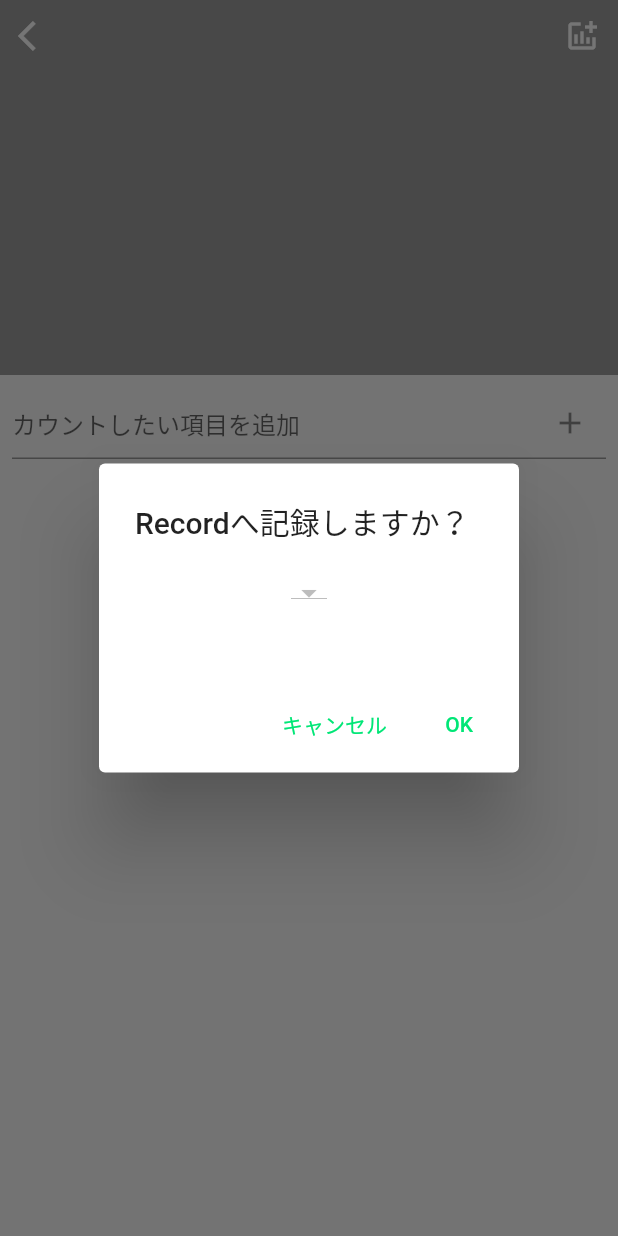
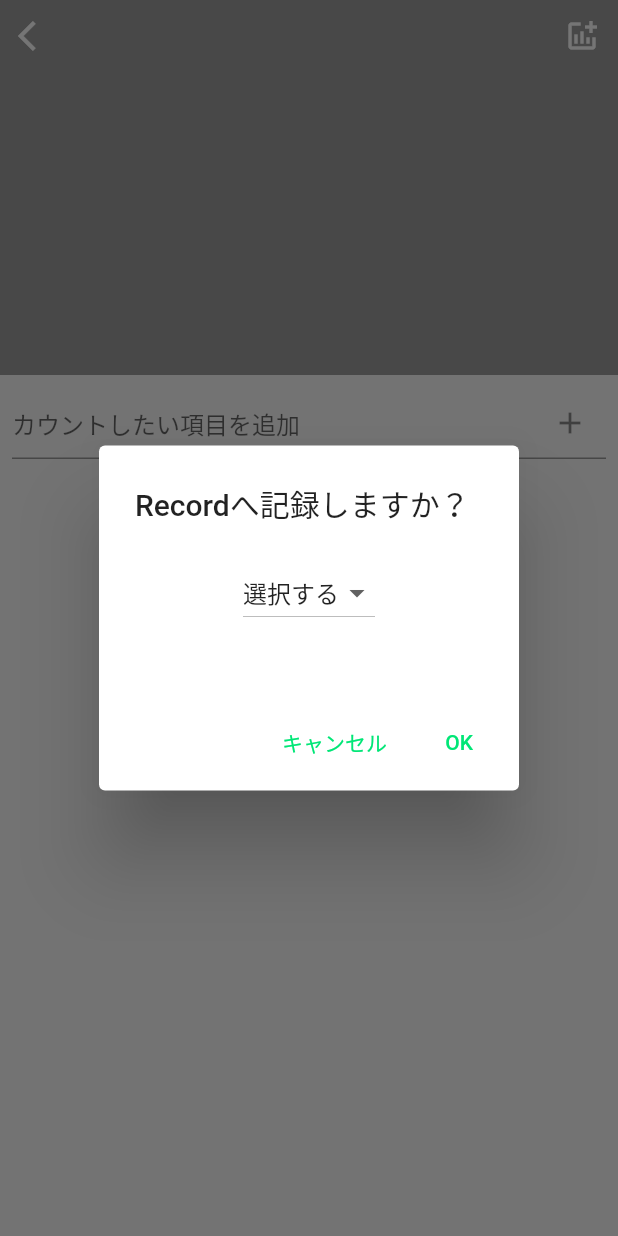
Before and after one commit to samuraituru/grats_app, a Flutter app: the MovieLocalPage screen opened directly, after a tap on the "addchart" icon, on a phone screen of 412 x 824 dp. Run offline on Flutter 3.47's test engine with Material 2 defaults, Android fonts, the phone set to English and light mode, and no system bars; our stand-ins replace chewie, cloud_firestore, confetti, convex_bottom_bar, firebase_auth, firebase_core and 15 more; accounts and stored records are empty; generated files the repository leaves out were written again; statements that could not run were skipped.

Commit message:
outputシステムの実装

```diff
--- a/lib/presentation/movie/local/movie_local_model.dart
+++ b/lib/presentation/movie/local/movie_local_model.dart
@@ -13,7 +13,9 @@ class MovieLocalModel extends ChangeNotifier {
   Color selectColor = Colors.lightBlue;
   final folderBox = store.box<objectboxFolder>();
   final itemBox = store.box<objectboxItem>();
-  String? isSelectedItem = 'aaa';
+  String? isSelectedItem = '選択する';
+  List<String> folderList = ['選択する'];
+  List<String> dropItem = [];
 
   var countItems = <Item>[];
 
@@ -25,14 +27,36 @@ class MovieLocalModel extends ChangeNotifier {
       texteditingcontroller.clear();
     }
   }
+  Map<int ,String> dropMaps = {};
+int? boxIDs;
+  void initState() {
+    List<DropdownMenuItem<String>> folder = folderBox.getAll().map(
+      (box) {
+        folderList.add(box.floderName!);
+        dropMaps[box.id] = '${box.floderName}';
+        //print(model.folderList);
+        return DropdownMenuItem(
+          child: Text('${box.floderName}'),
+          value: '${box.floderName}',
+        );
+      },
+    ).toList();
+  }
+  void putItem(String title,String counter){
+    final item = objectboxItem(
+        itemName: title,
+        itemDescription: counter,
+        /*folderID: folderID*/);
+    itemBox.put(item);
+  }
+
   void increment(Item countItem) {
     countItem.counter += 1;
     notifyListeners();
   }
 
   void decrement(Item countItem) {
-    if (countItem.counter > 0)
-      countItem.counter -= 1;
+    if (countItem.counter > 0) countItem.counter -= 1;
     notifyListeners();
   }
 
@@ -49,7 +73,7 @@ class MovieLocalModel extends ChangeNotifier {
     pickerColor:
     Colors.red; //default color
     onColorChanged:
-        (Color color) {
+    (Color color) {
       //on color picked
       print(color);
     };
@@ -76,3 +100,14 @@ class MovieLocalModel extends ChangeNotifier {
     notifyListeners();
   }*/
 }
+
+DropdownMenuItem DropItem(int key, String value) {
+  void intGet(){
+    int i = 0;
+  }
+  return DropdownMenuItem(
+    child: Text('$value'),
+    value: '${value}',
+  );
+
+}
--- a/lib/presentation/movie/local/movie_local_page.dart
+++ b/lib/presentation/movie/local/movie_local_page.dart
@@ -9,7 +9,7 @@ class MovieLocalPage extends StatelessWidget {
   @override
   Widget build(BuildContext context) {
     return ChangeNotifierProvider<MovieLocalModel>(
-      create: (_) => MovieLocalModel(),
+      create: (_) => MovieLocalModel()..initState(),
       child: Consumer<MovieLocalModel>(
         builder: (context, model, child) {
           return Scaffold(
@@ -30,12 +30,20 @@ class MovieLocalPage extends StatelessWidget {
   // 縦向きの場合
   Widget _buildHorizontal(BuildContext context) {
     return Consumer<MovieLocalModel>(builder: (context, model, child) {
-      List<Text> folder = model.folderBox
-          .getAll()
-          .map(
-            (box) => Text('${box.floderName}'),
-          )
-          .toList();
+      List<String> folderList = [];
+
+      List<DropdownMenuItem<String>> drops = model.folderList.map((e) {
+        return DropdownMenuItem(
+          child: Text('$e'),
+          value: '$e',
+        );
+      }).toList();
+      var dropMap = model.dropMaps.forEach((key, value) {
+        print(value[key]);
+
+         var dropItem = DropItem(key, value);
+        dropItem.
+      });
 
       return GestureDetector(
         behavior: HitTestBehavior.opaque, //画面外タップを検知するために必要
@@ -73,34 +81,43 @@ class MovieLocalPage extends StatelessWidget {
                             showDialog(
                               context: context,
                               builder: (context) {
+                                return StatefulBuilder(builder:
+                                    (BuildContext context,
+                                        StateSetter setState) {
                                   return AlertDialog(
                                     title: Text('Recordへ記録しますか？'),
                                     content: Column(
                                       mainAxisSize: MainAxisSize.min,
                                       children: [
                                         DropdownButton(
-                                        items: folder.map((map) {
-                                          return DropdownMenuItem(
-                                            child: map,
-                                            value: map,
-                                          );
-                                        }).toList(),
-
-                                        onChanged: (value) {
-                                          model.isSelectedItem =
-                                              value.toString();
+                                          items: drops,
+                                          onChanged: (String? value) {
+                                            setState(() {
+                                              model.isSelectedItem = value;
+                                            });
                                           },
                                           //7
-                                        value: model.isSelectedItem,
+                                          value: model.isSelectedItem ?? '選択する',
                                         ),
                                         //Text('$isSelectedItem が選択されました。'),
-                                      for (int i = 0;
+                                        Column(children: model.countItems.map((e){
+                                          return Padding(
+                                            padding: const EdgeInsets.all(5.0),
+                                            child: Text('${e.title}  :  ${e.counter}',style: TextStyle(fontSize: 18),),
+                                          );
+                                        }).toList(),),
+
+                                        /*for (int i = 0;
                                             i < model.countItems.length;
                                             i++) ...{
-                                        Text(
+                                          Padding(
+                                            padding: EdgeInsets.all(10.0),
+                                            child: Text(
                                                 '${model.countItems[i].title}  :  ${model.countItems[i].counter}'),
+                                          ),
+
                                           //Text('${model.countItems[i].counter}'),
-                                      },
+                                        },*/
                                         //model.outPutText(),
                                         Padding(padding: EdgeInsets.all(10.0)),
                                       ],
@@ -114,10 +131,13 @@ class MovieLocalPage extends StatelessWidget {
                                       ),
                                       TextButton(
                                         child: Text('OK'),
-                                      onPressed: () {},
+                                        onPressed: () {
+
+                                        },
                                       ),
                                     ],
                                   );
+                                });
                               },
                             );
                           },
--- a/lib/presentation/record/item/recoed_item_model.dart
+++ b/lib/presentation/record/item/recoed_item_model.dart
@@ -26,7 +26,7 @@ class RecordItemModel extends ChangeNotifier {
     }
   }
 
-  putItem() {
+  void putItem() {
     if (nameController.text == null || nameController.text == "") {
       throw 'アイテム名が入力されていません';
     }
--- a/lib/presentation/record/record_model.dart
+++ b/lib/presentation/record/record_model.dart
@@ -1,6 +1,5 @@
 import 'package:flutter/material.dart';
 import 'package:grats_app/domain/objectboxFolder.dart';
-import 'package:grats_app/presentation/movie/local/movie_local_page.dart';
 import 'package:grats_app/presentation/record/item/record_item_page.dart';
 import 'package:grats_app/presentation/slide_right_route.dart';
 
```
Lines whose indentation alone changed are shown as unchanged.
